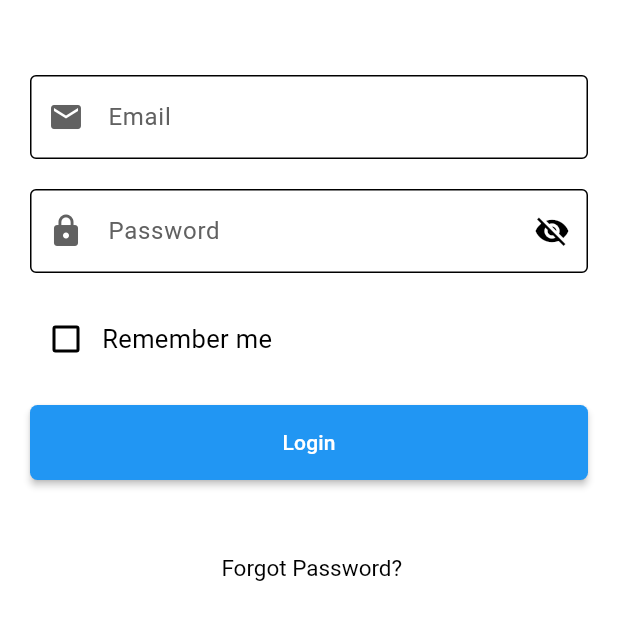
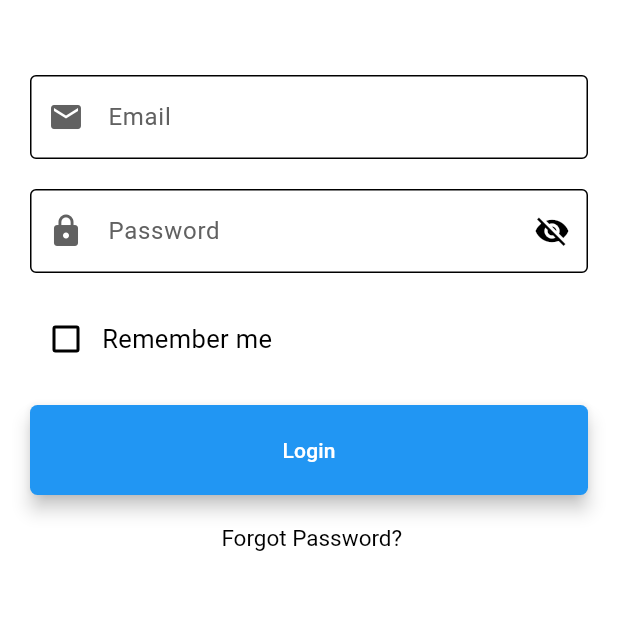
Before and after one commit to Ahmed-Hemdan/aihealthcoaching_main, a Flutter app: the screen it shows after launch, on a phone screen of 412 x 824 dp, the part 393-1033 px from its top. Run offline on Flutter 3.47's test engine with Material 3 defaults, Android fonts, the phone set to English and light mode, and no system bars; drawn by our look-alikes of rounded_loading_button; our stand-ins replace animated_splash_screen, better_player, connectivity, dio, flutter_svg, image_picker and 6 more; missing offline and left inert: advance_pdf_viewer, flutter_inappwebview.

Commit message:
app icon and login

```diff
--- a/lib/pages/users/login_page.dart
+++ b/lib/pages/users/login_page.dart
@@ -140,8 +140,8 @@ class _LoginScreenState extends State<LoginScreen> {
                         ),
                         validator: (value) {
                           password = value?.trim() ?? "";
-                          return Validate.requiredField(
-                              value ?? "", '${S.of(context)!.password_is_required}');
+                          return Validate.requiredField(value ?? "",
+                              '${S.of(context)!.password_is_required}');
                         },
                         onSaved: (String? value) {
                           password = value ?? "";
@@ -176,18 +176,40 @@ class _LoginScreenState extends State<LoginScreen> {
                       SizedBox(
                         height: 20.0,
                       ),
-                      RoundedLoadingButton(
-                        child: Text('${S.of(context)!.login}',
-                            style: TextStyle(color: Colors.white)),
-                        controller: _btnController,
-                        onPressed: submitLogin,
-                        color: Colors.blue,
-                        borderRadius: 5.0,
-                        width: MediaQuery.of(context).size.width,
+                      SizedBox(
+                        height:60,
+                        child: ElevatedButton(
+                            style: ElevatedButton.styleFrom(
+                              backgroundColor: Colors.blue, // Background color
+                              elevation: 5, // Elevation
+                              shape: RoundedRectangleBorder(
+                                // Shape
+                                borderRadius: BorderRadius.circular(5),
+                              ),
+                              padding: EdgeInsets.symmetric(
+                                  horizontal: 20, vertical: 10), // Padding
+                            ),
+                            onPressed:  submitLogin,
+                            child: Text('${S.of(context)!.login}')),
+
                       ),
                       SizedBox(
-                        height: 50.0,
+                        height: 20,
                       ),
+                      // RoundedLoadingButton(
+                      //   child: Text(
+                      //     '${S.of(context)!.login}',
+                      //     style: TextStyle(color: Colors.black),
+                      //   ),
+                      //   controller: _btnController,
+                      //   onPressed: submitLogin,
+                      //   color: Color.fromARGB(255, 50, 50, 250),
+                      //   borderRadius: 5.0,
+                      //   width: MediaQuery.of(context).size.width,
+                      // ),
+                      // SizedBox(
+                      //   height: 50.0,
+                      // ),
                       Center(
                         child: RichText(
                           text: TextSpan(children: [
@@ -196,8 +218,7 @@ class _LoginScreenState extends State<LoginScreen> {
                               style:
                                   Styles.p.copyWith(color: Color(0xff000000)),
                               recognizer: TapGestureRecognizer()
-                                  ..onTap = () =>
-                                        Navigator.pushNamed(
+                                ..onTap = () => Navigator.pushNamed(
                                     context, '/forget-password'),
                             ),
                           ]),
```
Also changed, not shown: lib/testScreen/testScreen.dart (deleted, +0 -89 lines), pubspec.yaml (+6 -5 lines), pubspec.lock, 29 other files. Lines whose indentation alone changed are shown as unchanged.
